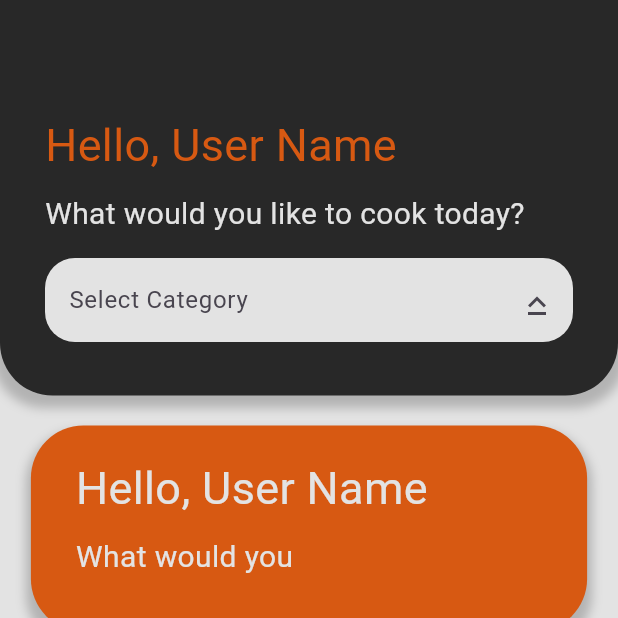
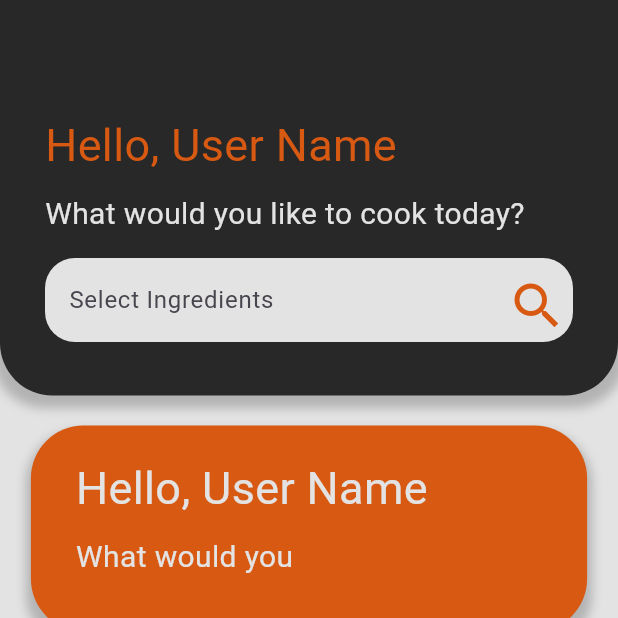
Before and after one commit to BastirChefs/mobile, a Flutter app: the screen it shows after launch, item 2 of the bottom bar chosen, on a phone screen of 412 x 824 dp, the top half of it. Run offline on Flutter 3.47's test engine with Material 3 defaults, Android fonts, the phone set to English and light mode, and no system bars; our stand-ins replace firebase_core; accounts and stored records are empty.

Commit message:
fixed colors and icons

```diff
--- a/bastirchef/lib/pages/homepage.dart
+++ b/bastirchef/lib/pages/homepage.dart
@@ -64,11 +64,11 @@ class Homepage extends StatelessWidget {
                           ),
                           child: DropDownTextField(
                           textEditingController: TextEditingController(),
-                          hint: 'Select Category',
-                          options: {1:"tomato",2:"patato",3:"chicken",4:"pasta"},
+                          hint: 'Select Ingredients',
+                          options: {1:"Tomato",2:"Patato",3:"Chicken",4:"Pasta",5:"Pesto Sauce",6:"Arrabiata Sauce",7:"Filler",8:"Filler",9:"Filler",10:"Filler",11:"Filler"},
                           selectedOptions: [2,3],
                           onChanged: (selectedIds) {
-                            // setState(() => selectedIds);
+                            //setState(() => selectedIds);
                           },
                           multiple: true,
                         ),
--- a/bastirchef/lib/pages/src/app_text_field.dart
+++ b/bastirchef/lib/pages/src/app_text_field.dart
@@ -38,7 +38,7 @@ class _AppTextFieldState extends State<AppTextField> {
           fillColor: Color(0x22D75912),
           contentPadding:
               const EdgeInsets.only(left: 0, bottom: 0, top: 0, right: 15),
-          hintText: 'Search',
+          hintText: 'Search Ingredient',
           border: const OutlineInputBorder(
             borderSide: BorderSide(
               width: 0,
--- a/bastirchef/lib/pages/src/drop_down_text_field.dart
+++ b/bastirchef/lib/pages/src/drop_down_text_field.dart
@@ -80,10 +80,11 @@ class _DropDownTextFieldState extends State<DropDownTextField> {
               ),
         ),
         submitButtonChild: const Text(
-          'Done',
+          'Search',
           style: TextStyle(
             fontSize: 16,
             fontWeight: FontWeight.bold,
+            color: Color(0xFFD75912)
           ),
         ),
         options: widget.options,
@@ -141,7 +142,9 @@ class _DropDownTextFieldState extends State<DropDownTextField> {
                 suffixIcon: const Padding(
                   padding:
                   EdgeInsets.only(top: 8), // add padding to adjust icon
-                  child: Icon(Icons.keyboard_capslock),
+                  child: Icon(Icons.search,
+                              color: Color(0xFFD75912),
+                              size: 40),
                 ),
               ),
 
```
Also changed, not shown: bastirchef/lib/pages/src/drop_down.dart (+6 -4 lines).
